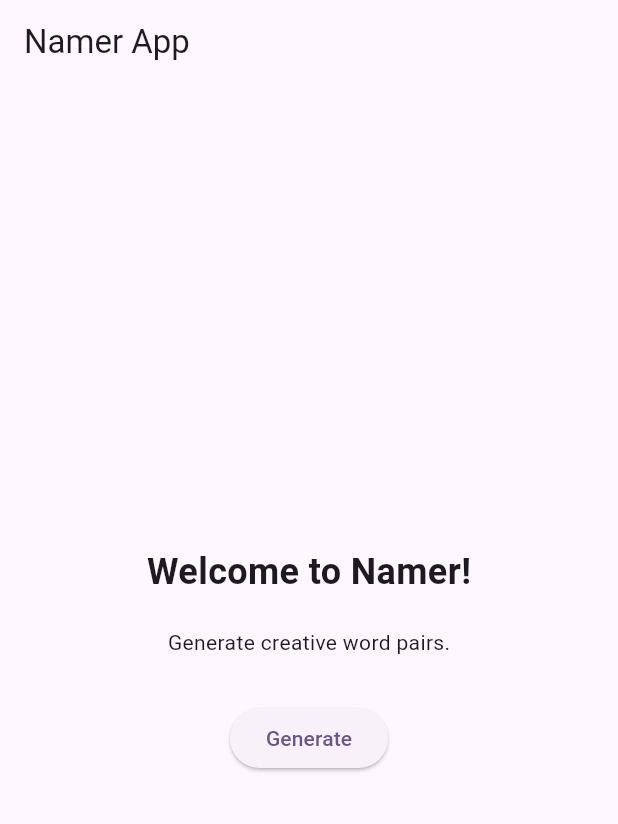
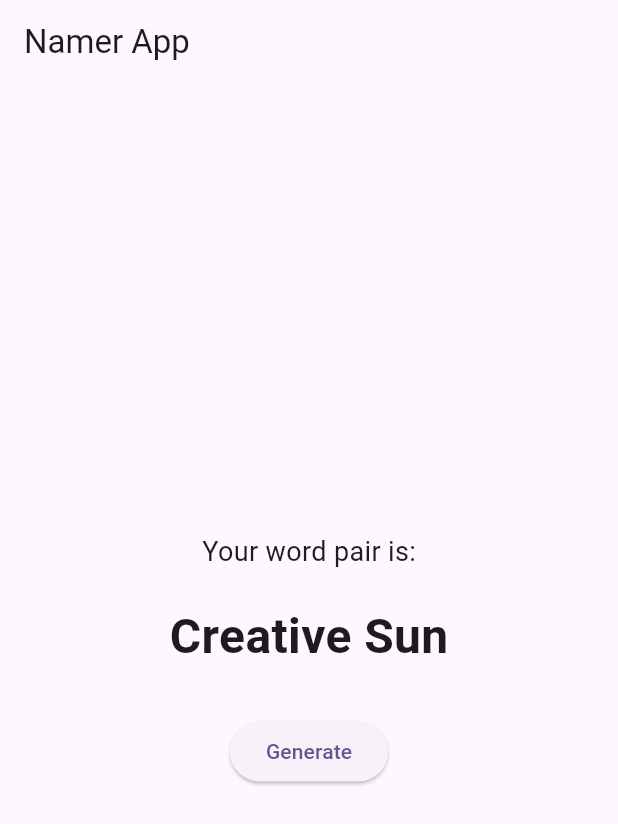
Before and after one commit to KhensaneM/WordPair, a Flutter app: the screen it shows after launch, after a tap on "Generate", on a phone screen of 412 x 824 dp. Shown: the top 824 px of the screen. Run offline on Flutter 3.47's test engine with Material 3 defaults, Android fonts, the phone set to English and light mode, and no system bars.

Commit message:
Add random word pair generation

```diff
--- a/lib/main.dart
+++ b/lib/main.dart
@@ -1,3 +1,5 @@
+import 'dart:math';
+
 import 'package:flutter/material.dart';
 
 void main() {
@@ -22,8 +24,47 @@ class MyApp extends StatelessWidget {
   }
 }
 
-class MyHomePage extends StatelessWidget {
+class MyHomePage extends StatefulWidget {
   const MyHomePage({super.key});
+
+  @override
+  State<MyHomePage> createState() => _MyHomePageState();
+}
+
+class _MyHomePageState extends State<MyHomePage> {
+  final List<String> adjectives = [
+    'Happy',
+    'Brave',
+    'Bright',
+    'Calm',
+    'Creative',
+    'Friendly',
+  ];
+
+  final List<String> nouns = [
+    'Mountain',
+    'River',
+    'Garden',
+    'Ocean',
+    'Forest',
+    'Sun',
+  ];
+
+  String currentWordPair = 'Happy Mountain';
+
+  void generateWordPair() {
+    final random = Random();
+
+    final adjective =
+        adjectives[random.nextInt(adjectives.length)];
+
+    final noun =
+        nouns[random.nextInt(nouns.length)];
+
+    setState(() {
+      currentWordPair = '$adjective $noun';
+    });
+  }
 
   @override
   Widget build(BuildContext context) {
@@ -36,19 +77,20 @@ class MyHomePage extends StatelessWidget {
           mainAxisAlignment: MainAxisAlignment.center,
           children: [
             const Text(
-              'Welcome to Namer!',
-              style: TextStyle(
-                fontSize: 24,
+              'Your word pair is:',
+              style: TextStyle(fontSize: 18),
+            ),
+            const SizedBox(height: 20),
+            Text(
+              currentWordPair,
+              style: const TextStyle(
+                fontSize: 32,
                 fontWeight: FontWeight.bold,
               ),
             ),
-            const SizedBox(height: 20),
-            const Text(
-              'Generate creative word pairs.',
-            ),
             const SizedBox(height: 30),
             ElevatedButton(
-              onPressed: () {},
+              onPressed: generateWordPair,
               child: const Text('Generate'),
             ),
           ],
```
